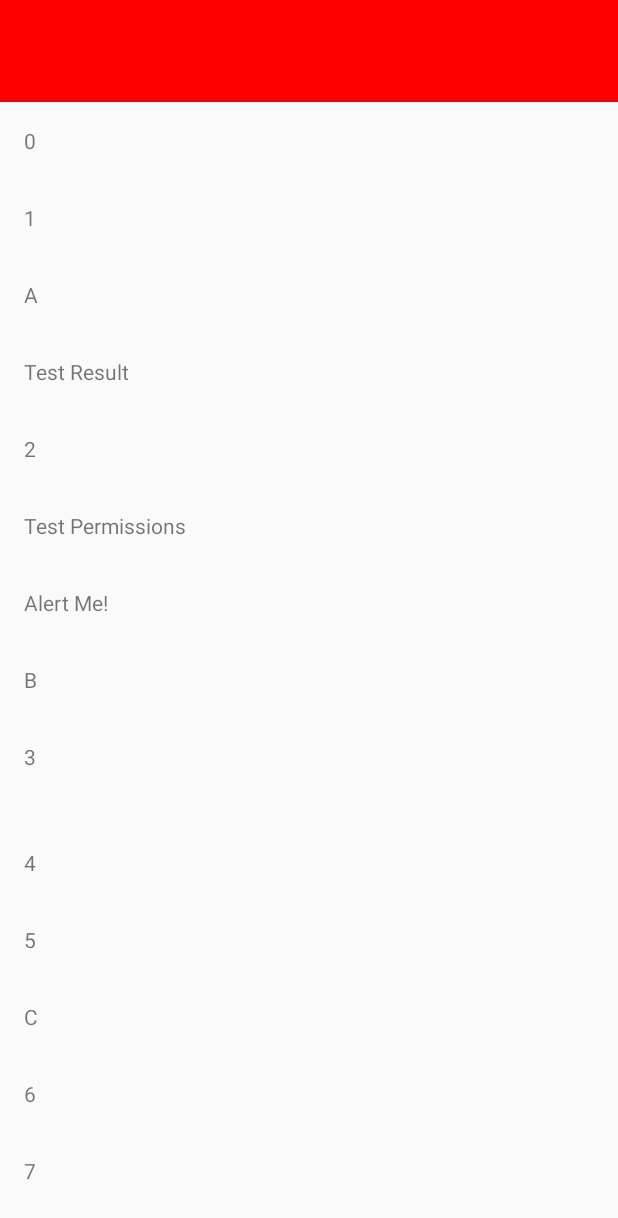
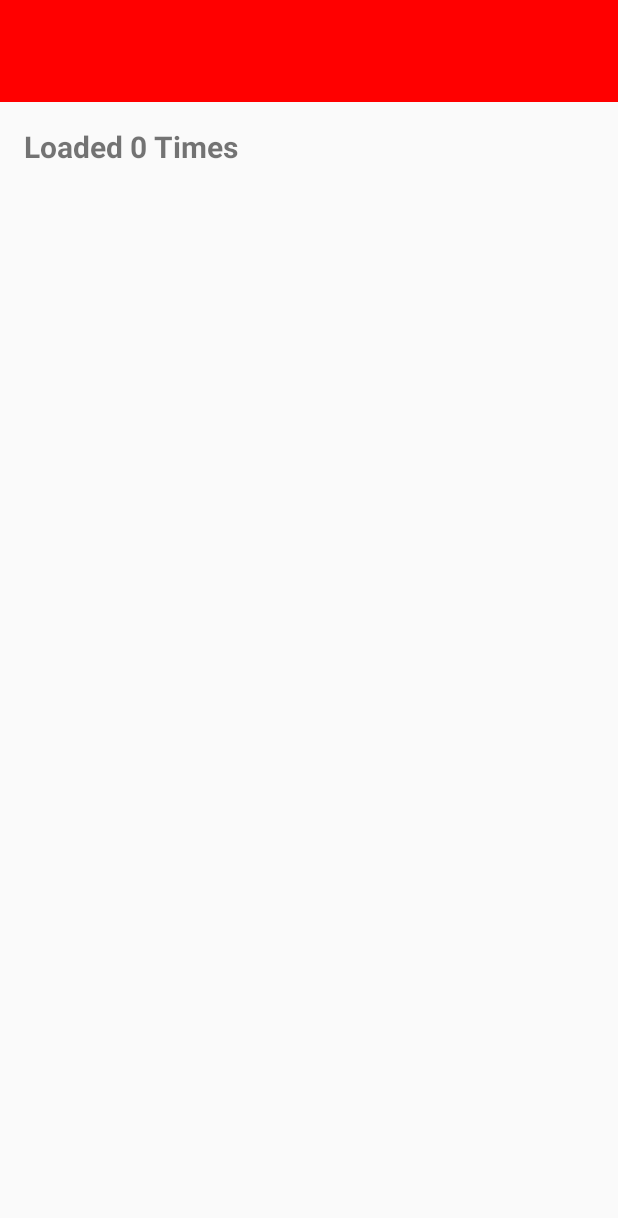
Before and after one commit to mrfryingpan/papyrus, an Android app: the screen it shows after launch (MainActivity), on a phone screen of 412 x 824 dp. Shown: the top 1218 px of the screen. Run offline under Robolectric (Android 15) with nearby library versions, the phone set to English and light mode, and no system bars.

```diff
--- a/adapter/src/main/java/papyrus/adapter/DataSource.kt
+++ b/adapter/src/main/java/papyrus/adapter/DataSource.kt
@@ -45,8 +45,7 @@ abstract class DataSource<T : DataItem<*>>(vararg modules: Module) : ModuleObser
 
     private fun addItem(index: Int, thing: Any): Int = moduleRegistry.modulesForIndex(index)
             ?.fold(ArrayList<DataItem<*>>()) { items, module ->
-                module.createDataItem(index + items.size, this)
-                        ?.let(items::add)
+                module.createDataItem(index + items.size, this)?.let(items::add)
                 items
             }?.takeIf {
                 it.isNotEmpty()
@@ -67,11 +66,11 @@ abstract class DataSource<T : DataItem<*>>(vararg modules: Module) : ModuleObser
             loading = false
             PapyrusExecutor.ui {
                 data.beginBatchedUpdates()
-                if (page.isNullOrEmpty()) {
-                    dataEnded = true
-                } else {
-                    page.fold(if (singlePage) 0 else data.size(), ::addItem)
-                }
+                moduleRegistry.eagerModules
+                        .mapNotNull { it.createDataItem(it.target, this) }
+                        .forEach { data.add(it) }
+                val insertPoint = data.size().takeIf { !singlePage } ?: 0
+                page.takeIf { it.isNotEmpty() }?.fold(insertPoint, ::addItem)
                 data.endBatchedUpdates()
                 callback?.invoke()
             }
@@ -79,7 +78,9 @@ abstract class DataSource<T : DataItem<*>>(vararg modules: Module) : ModuleObser
     }
 
     override fun onChanged(item: DataItem<*>) {
-        data.updateItemAt(item.target, item)
+        if (data.size() > item.target) {
+            data.updateItemAt(item.target, item)
+        }
     }
 
     abstract fun createViewHolder(parent: ViewGroup, viewType: Int): PapyrusViewHolder<out DataItem<*>>
--- /dev/null
+++ b/adapter/src/main/java/papyrus/adapter/EagerModule.kt
@@ -0,0 +1,3 @@
+package papyrus.adapter
+
+abstract class EagerModule(target: Int) : SimpleModule(target)
--- a/adapter/src/main/java/papyrus/adapter/ModuleRegistry.kt
+++ b/adapter/src/main/java/papyrus/adapter/ModuleRegistry.kt
@@ -4,6 +4,7 @@ import android.util.SparseArray
 import papyrus.util.PapyrusExecutor
 
 class ModuleRegistry(private val modules: ArrayList<Module>?) {
+    private val eagerPlacements = ArrayList<SimpleModule>()
     private val placements = SparseArray<ArrayList<Module>>()
     private val draftTriggers = SparseArray<(Int) -> Int>()
 
@@ -20,9 +21,11 @@ class ModuleRegistry(private val modules: ArrayList<Module>?) {
     }
 
     private fun registerPlacement(target: Int, module: Module) {
-        placements.put(target, (placements[target] ?: ArrayList()).apply {
+        (module as? EagerModule)?.let(eagerPlacements::add)
+        placements.put(target, (placements.get(target) ?: ArrayList()).apply {
             add(module)
         })
+
     }
 
     private fun draftPlacements(frequency: Int, module: Module) = fun(start: Int): Int {
@@ -46,6 +49,8 @@ class ModuleRegistry(private val modules: ArrayList<Module>?) {
         return placements[index]
     }
 
+    val eagerModules: List<SimpleModule> = eagerPlacements
+
     fun modulesForIndex(index: Int): List<Module>? {
         return modulesAtIndex(index)?.apply {
             var lookForward = 1
@@ -56,7 +61,6 @@ class ModuleRegistry(private val modules: ArrayList<Module>?) {
                 lookForward += 1
             }
         }
-
     }
 
     fun refresh() {
--- a/adapter/src/main/java/papyrus/adapter/PapyrusViewHolder.kt
+++ b/adapter/src/main/java/papyrus/adapter/PapyrusViewHolder.kt
@@ -8,6 +8,7 @@ abstract class PapyrusViewHolder<T : DataItem<*>>(parent: ViewGroup, layoutID: I
     : RecyclerView.ViewHolder(LayoutInflater.from(parent.context).inflate(layoutID, parent, false)) {
 
     internal lateinit var data: T
+
 
     @Suppress("UNCHECKED_CAST")
     internal fun doBind(_dataItem: DataItem<*>) {
--- a/app/src/main/java/papyrus/demo/module/ButtonModule.kt
+++ b/app/src/main/java/papyrus/demo/module/ButtonModule.kt
@@ -1,5 +1,6 @@
 package papyrus.demo.module
 
+import papyrus.adapter.EagerModule
 import papyrus.adapter.SimpleModule
 import papyrus.demo.ui.adapter.item.ButtonItem
 
--- /dev/null
+++ b/app/src/main/java/papyrus/demo/module/HeaderModule.kt
@@ -0,0 +1,20 @@
+package papyrus.demo.module
+
+import papyrus.adapter.DataItem
+import papyrus.adapter.EagerModule
+import papyrus.demo.ui.adapter.item.HeaderItem
+
+class HeaderModule : EagerModule(0) {
+    var item: HeaderItem? = null
+    private var loadCount = 0
+
+    override fun invalidate() {
+        loadCount++
+        item?.item = loadCount
+    }
+
+    override fun createDataItem(index: Int): DataItem<*>? = item
+            ?: HeaderItem(index, loadCount).also {
+                item = it
+            }
+}
--- a/app/src/main/java/papyrus/demo/ui/adapter/DataTypes.kt
+++ b/app/src/main/java/papyrus/demo/ui/adapter/DataTypes.kt
@@ -1,6 +1,7 @@
 package papyrus.demo.ui.adapter
 
 enum class DataTypes {
+    HEADER,
     BUTTON,
     LABEL,
     PICKER
--- /dev/null
+++ b/app/src/main/java/papyrus/demo/ui/adapter/holder/HeaderViewHolder.kt
@@ -0,0 +1,16 @@
+package papyrus.demo.ui.adapter.holder
+
+import android.view.ViewGroup
+import android.widget.TextView
+import papyrus.adapter.PapyrusViewHolder
+import papyrus.demo.R
+import papyrus.demo.ui.adapter.item.ButtonItem
+import papyrus.demo.ui.adapter.item.HeaderItem
+
+class HeaderViewHolder(parent: ViewGroup): PapyrusViewHolder<HeaderItem>(parent, R.layout.item_header) {
+    val label = itemView.findViewById<TextView>(R.id.label)
+
+    override fun bind(dataItem: HeaderItem) {
+        label.text = "Loaded ${dataItem.item} Times"
+    }
+}
--- /dev/null
+++ b/app/src/main/java/papyrus/demo/ui/adapter/item/HeaderItem.kt
@@ -0,0 +1,6 @@
+package papyrus.demo.ui.adapter.item
+
+import papyrus.adapter.DataItem
+import papyrus.demo.ui.adapter.DataTypes
+
+class HeaderItem(target: Int, loadCount: Int) : DataItem<Int>(target, loadCount, DataTypes.HEADER.ordinal)
--- a/app/src/main/java/papyrus/demo/ui/adapter/source/MainDataSource.kt
+++ b/app/src/main/java/papyrus/demo/ui/adapter/source/MainDataSource.kt
@@ -14,10 +14,12 @@ import papyrus.core.Papyrus
 import papyrus.demo.R
 import papyrus.demo.module.AlphaModule
 import papyrus.demo.module.ButtonModule
+import papyrus.demo.module.HeaderModule
 import papyrus.demo.module.PickerModule
 import papyrus.demo.ui.activity.QueryActivity
 import papyrus.demo.ui.adapter.DataTypes
 import papyrus.demo.ui.adapter.holder.ButtonViewHolder
+import papyrus.demo.ui.adapter.holder.HeaderViewHolder
 import papyrus.demo.ui.adapter.holder.LabelViewHolder
 import papyrus.demo.ui.adapter.holder.PickerViewHolder
 import papyrus.demo.ui.adapter.item.LabelItem
@@ -25,6 +27,7 @@ import papyrus.demo.ui.dialog.TestDialog
 import papyrus.util.PapyrusExecutor
 
 class MainDataSource(owner: LifecycleOwner) : DataSource<DataItem<out Any>>(
+        HeaderModule(),
         ButtonModule(3, "Test Result") {
             Papyrus.navigate()
                     .onResult { resultCode, _ ->
@@ -63,6 +66,7 @@ class MainDataSource(owner: LifecycleOwner) : DataSource<DataItem<out Any>>(
 
     override fun createViewHolder(parent: ViewGroup, viewType: Int): PapyrusViewHolder<out DataItem<*>> {
         return when (DataTypes.values().getOrNull(viewType)) {
+            DataTypes.HEADER -> HeaderViewHolder(parent)
             DataTypes.BUTTON -> ButtonViewHolder(parent)
             DataTypes.PICKER -> PickerViewHolder(parent)
             DataTypes.LABEL -> LabelViewHolder(parent)
@@ -77,7 +81,9 @@ class MainDataSource(owner: LifecycleOwner) : DataSource<DataItem<out Any>>(
     override fun makeNextRequest(onNewPage: (ArrayList<out Any>) -> Unit) {
         PapyrusExecutor.background(1000) {
             val page = IntRange(0, 12).fold(ArrayList<Int>()) { acc, _ ->
-                acc.add(next++)
+                if(next++ > 12) {
+                    acc.add(next++)
+                }
                 acc
             }
             PapyrusExecutor.ui {
--- a/app/src/main/java/papyrus/demo/ui/fragment/MainFragment.kt
+++ b/app/src/main/java/papyrus/demo/ui/fragment/MainFragment.kt
@@ -13,7 +13,6 @@ class MainFragment : PapyrusFragment() {
 
 
     private val dataSource = MainDataSource(this).also {
-        it.enablePagination(3)
         it.loadNext()
     }
 
--- /dev/null
+++ b/app/src/main/res/layout/item_header.xml
@@ -0,0 +1,13 @@
+<FrameLayout xmlns:android="http://schemas.android.com/apk/res/android"
+    android:layout_width="match_parent"
+    android:layout_height="wrap_content">
+
+    <TextView
+        android:id="@+id/label"
+        android:layout_width="match_parent"
+        android:layout_height="wrap_content"
+        android:padding="16dp"
+        android:textSize="20sp"
+        android:textStyle="bold" />
+
+</FrameLayout>
--- a/build.gradle
+++ b/build.gradle
@@ -25,7 +25,7 @@ allprojects {
 
 ext {
     groupID = 'com.papyrus'
-    versionName = "1.2.13"
+    versionName = "1.2.14"
     versionCode = 11
 
     minSdkVersion = 16
```
